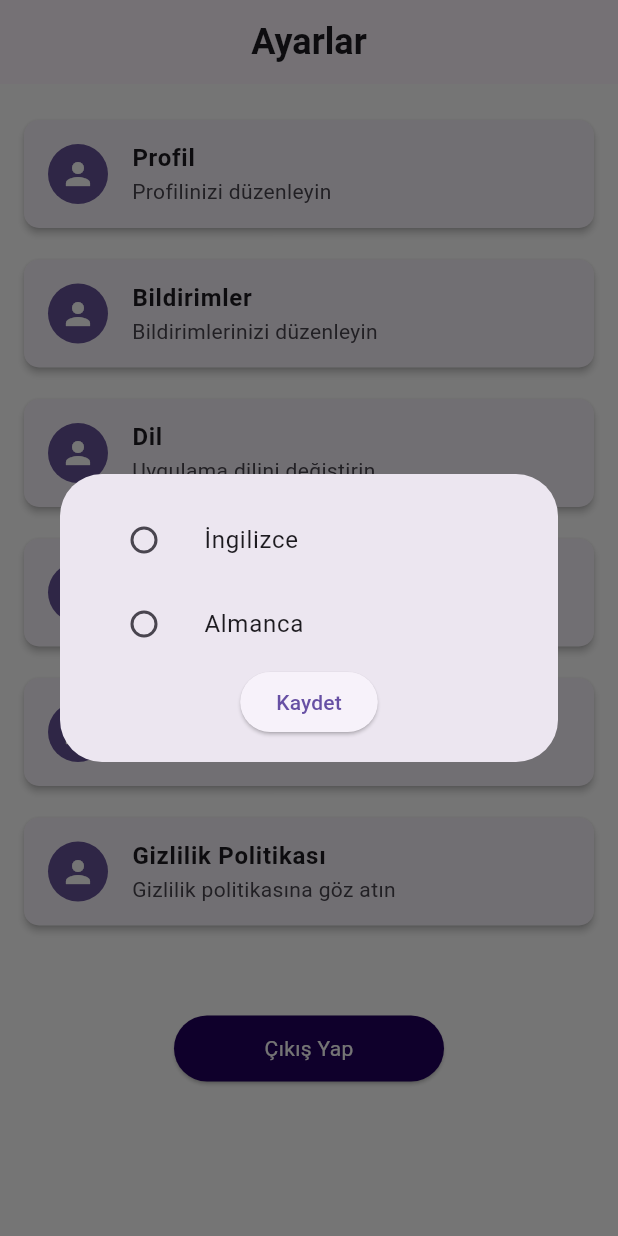
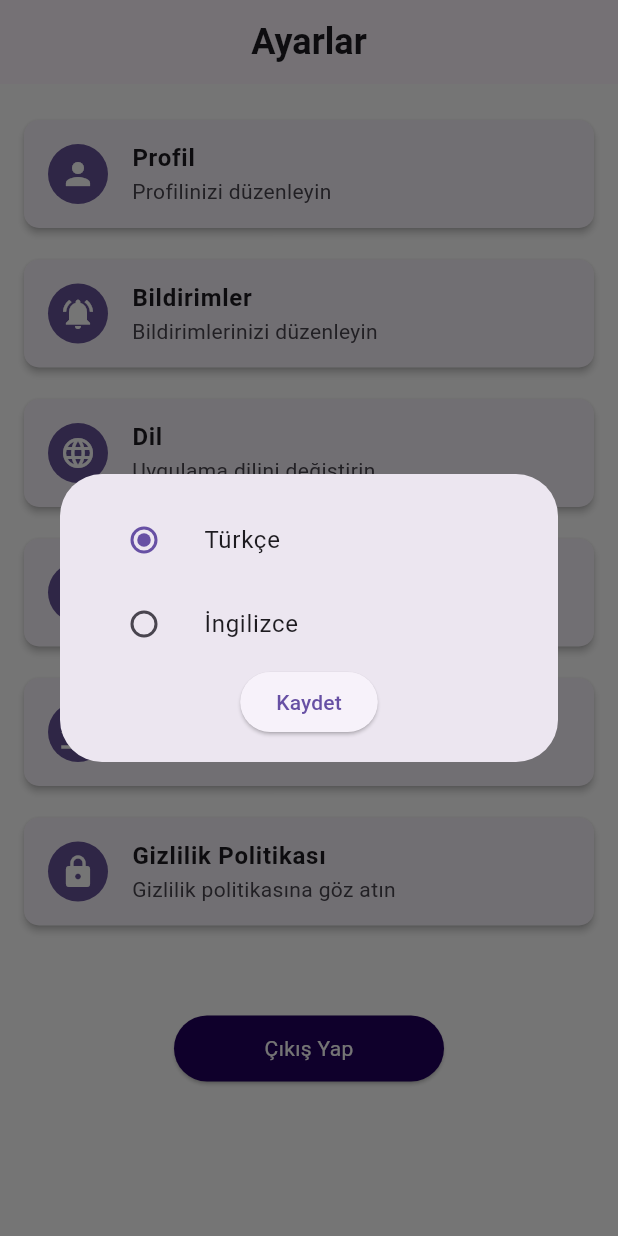
Before and after one commit to ulutekteknopark/UniFormsMobile, a Flutter app: the SettingsScreen screen opened directly, after a tap on "Dil", on a phone screen of 412 x 824 dp. Run offline on Flutter 3.47's test engine with Material 3 defaults, Android fonts, the phone set to English and light mode, and no system bars; our stand-ins replace cloud_firestore, firebase_analytics, firebase_auth, firebase_core, firebase_dynamic_links, flutter_colorpicker and 2 more; accounts and stored records are empty.

Commit message:
settings-popup-edit

```diff
--- a/lib/models/text_field_component.dart
+++ b/lib/models/text_field_component.dart
@@ -66,6 +66,7 @@ class _TextFieldComponentWidget extends StatefulWidget {
 }
 
 class __TextFieldComponentWidgetState extends State<_TextFieldComponentWidget> {
+  // ignore: unused_field
   String _text = '';
 
   @override
--- a/lib/screens/create-form-dialogs/add_radio_button_dialog.dart
+++ b/lib/screens/create-form-dialogs/add_radio_button_dialog.dart
@@ -11,7 +11,6 @@ void showAddRadioButtonsDialog(
     TextEditingController()
   ];
   final isRequired = ValueNotifier<bool>(false);
-  int? groupValue;
 
   if (component != null) {
     _titleController.text = component.title;
--- a/lib/screens/log_or_sign_up.dart
+++ b/lib/screens/log_or_sign_up.dart
@@ -1,4 +1,3 @@
-import 'package:deneme2/main.dart';
 import 'package:deneme2/managers/text_manager.dart';
 import 'package:deneme2/screens/log_in_screen.dart';
 import 'package:deneme2/screens/sign_up.dart';
--- a/lib/screens/setting_popups/languagePopup.dart
+++ b/lib/screens/setting_popups/languagePopup.dart
@@ -4,44 +4,59 @@ void showLanguage(BuildContext context) {
   showDialog(
     context: context,
     builder: (BuildContext context) {
+      return LanguageDialog();
+    },
+  );
+}
+
+class LanguageDialog extends StatefulWidget {
+  @override
+  _LanguageDialogState createState() => _LanguageDialogState();
+}
+
+class _LanguageDialogState extends State<LanguageDialog> {
+  int _selectedLanguage = 2; // 2 turkce secili demek
+
+  @override
+  Widget build(BuildContext context) {
     return AlertDialog(
-        contentPadding: EdgeInsets.zero, // Padding'i sıfırlar
+      contentPadding: EdgeInsets.zero,
       content: Container(
-          width: double.maxFinite, // Dialog genişliğini sınırlamaz
+        width: double.maxFinite,
         child: Padding(
           padding: const EdgeInsets.all(16.0),
           child: Column(
             mainAxisSize: MainAxisSize.min,
             crossAxisAlignment: CrossAxisAlignment.start,
             children: [
-                //_listTile(text: 'sa', value: 1),
               ListTile(
-                  title: Text('İngilizce'),
+                title: Text('Türkçe'),
                 leading: Radio(
                   value: 2,
-                    groupValue:
-                        1, // Bu değeri kontrol etmek için bir state yönetimi kullanmalısınız
-                    onChanged: (value) {
-                      // Radio button seçildiğinde yapılacak işlemler
+                  groupValue: _selectedLanguage,
+                  onChanged: (int? value) {
+                    setState(() {
+                      _selectedLanguage = value!;
+                    });
                   },
                 ),
               ),
               ListTile(
-                  title: Text('Almanca'),
+                title: Text('İngilizce'),
                 leading: Radio(
                   value: 3,
-                    groupValue:
-                        1, // Bu değeri kontrol etmek için bir state yönetimi kullanmalısınız
-                    onChanged: (value) {
-                      // Radio button seçildiğinde yapılacak işlemler
+                  groupValue: _selectedLanguage,
+                  onChanged: (int? value) {
+                    setState(() {
+                      _selectedLanguage = value!;
+                    });
                   },
                 ),
               ),
-
               Center(
                 child: ElevatedButton(
                   onPressed: () {
-                      Navigator.of(context).pop(); // Popup'ı kapatır
+                    Navigator.of(context).pop();
                   },
                   child: Text('Kaydet'),
                 ),
@@ -51,6 +66,5 @@ void showLanguage(BuildContext context) {
         ),
       ),
     );
-    },
-  );
   }
+}
--- a/lib/screens/settings_screen.dart
+++ b/lib/screens/settings_screen.dart
@@ -47,7 +47,7 @@ class _SettingsScreenState extends State<SettingsScreen> {
         ),
         SizedBox(height: height),
         _settings(
-          icon: Icons.person,
+          icon: Icons.notifications_active,
           subtitle: TextManager().notificationsSub,
           title: TextManager().notifications,
           onTap: () {
@@ -56,7 +56,7 @@ class _SettingsScreenState extends State<SettingsScreen> {
         ),
         SizedBox(height: height),
         _settings(
-          icon: Icons.person,
+          icon: Icons.language,
           subtitle: TextManager().languageSub,
           title: TextManager().language,
           onTap: () {
@@ -65,7 +65,7 @@ class _SettingsScreenState extends State<SettingsScreen> {
         ),
         SizedBox(height: height),
         _settings(
-          icon: Icons.person,
+          icon: Icons.help,
           subtitle: TextManager().helpSub,
           title: TextManager().help,
           onTap: () {
@@ -74,7 +74,7 @@ class _SettingsScreenState extends State<SettingsScreen> {
         ),
         SizedBox(height: height),
         _settings(
-          icon: Icons.person,
+          icon: Icons.gavel,
           subtitle: TextManager().termsSub,
           title: TextManager().termsAndConditions,
           onTap: () {
@@ -83,7 +83,7 @@ class _SettingsScreenState extends State<SettingsScreen> {
         ),
         SizedBox(height: height),
         _settings(
-          icon: Icons.person,
+          icon: Icons.lock,
           subtitle: TextManager().privacySub,
           title: TextManager().privacyPolicy,
           onTap: () {
--- a/lib/screens/splash_screen.dart
+++ b/lib/screens/splash_screen.dart
@@ -1,11 +1,9 @@
-import 'package:cloud_firestore/cloud_firestore.dart';
 import 'package:deneme2/managers/text_manager.dart';
 import 'package:deneme2/screens/log_or_sign_up.dart';
 import 'package:deneme2/screens/form_response_screen.dart'; // Import the FormResponseScreen
 import 'package:flutter/cupertino.dart';
 import 'package:flutter/material.dart';
 import 'package:firebase_dynamic_links/firebase_dynamic_links.dart'; // Import Firebase Dynamic Links
-import 'package:lottie/lottie.dart';
 
 class Splash extends StatefulWidget {
   const Splash({super.key});
--- a/lib/widgets/form_menu_card.dart
+++ b/lib/widgets/form_menu_card.dart
@@ -1,5 +1,3 @@
-import 'package:deneme2/screens/home_screen.dart';
-import 'package:firebase_dynamic_links/firebase_dynamic_links.dart';
 import 'package:flutter/cupertino.dart';
 import 'package:flutter/material.dart';
 import 'package:share/share.dart';
```
Also changed, not shown: lib/screens/setting_popups/notificationsPopup.dart (+14 -4 lines), lib/screens/setting_popups/profilePopup.dart (+8 -2 lines), 1 other file. Lines whose indentation alone changed are shown as unchanged.
